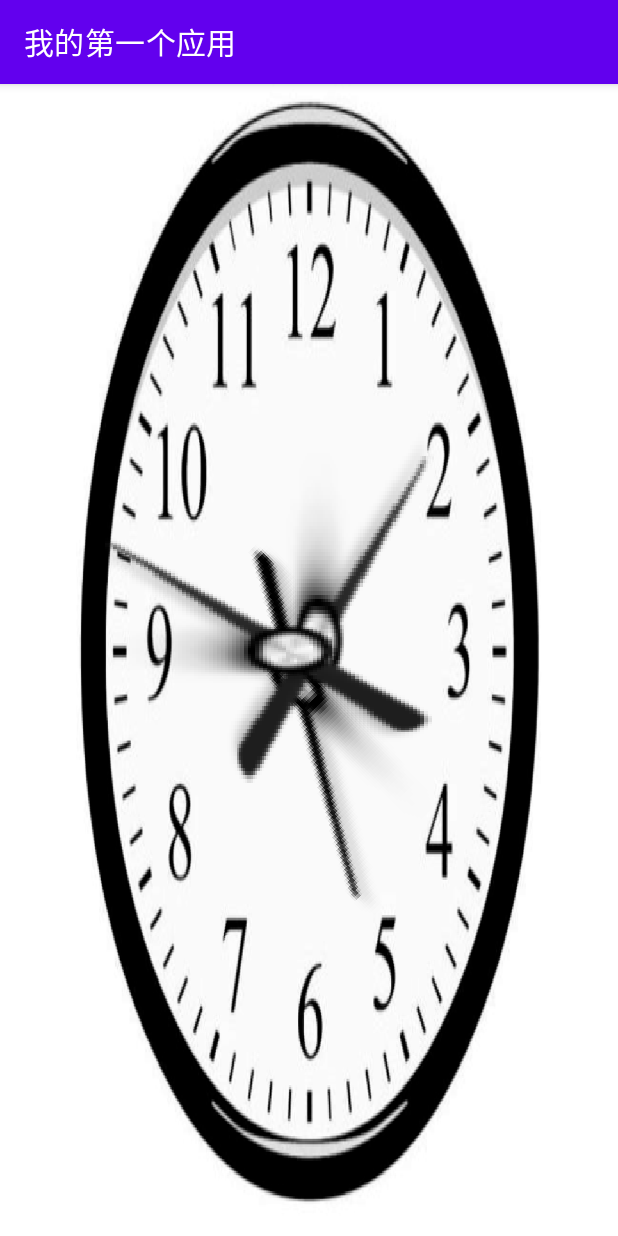
After one commit to ENE574/MyFirstApplication4, an Android app: the fragment ClockViewFragment shown on its own in the app's theme, on a phone screen of 412 x 824 dp. The commit adds this screen. Run offline under Robolectric (Android 15) with nearby library versions, the phone set to English and light mode, and no system bars.

Commit message:
11.16实验十二

```diff
--- /dev/null
+++ b/app/src/main/java/com/jnu/student/ClockViewFragment.java
@@ -0,0 +1,40 @@
+package com.jnu.student;
+
+import android.os.Bundle;
+
+import androidx.fragment.app.Fragment;
+
+import android.view.LayoutInflater;
+import android.view.View;
+import android.view.ViewGroup;
+
+/**
+ * A simple {@link Fragment} subclass.
+ * Use the {@link ClockViewFragment#newInstance} factory method to
+ * create an instance of this fragment.
+ */
+public class ClockViewFragment extends Fragment {
+    public ClockViewFragment() {
+        // Required empty public constructor
+    }
+
+    public static ClockViewFragment newInstance() {
+        ClockViewFragment fragment = new ClockViewFragment();
+        Bundle args = new Bundle();
+        fragment.setArguments(args);
+        return fragment;
+    }
+    @Override
+    public void onCreate(Bundle savedInstanceState) {
+        super.onCreate(savedInstanceState);
+        if (getArguments() != null) {
+        }
+    }
+
+    @Override
+    public View onCreateView(LayoutInflater inflater, ViewGroup container,
+                             Bundle savedInstanceState) {
+        // Inflate the layout for this fragment
+        return inflater.inflate(R.layout.fragment_clock_view, container, false);
+    }
+}
--- a/app/src/main/java/com/jnu/student/MainActivity.java
+++ b/app/src/main/java/com/jnu/student/MainActivity.java
@@ -25,12 +25,14 @@ public class MainActivity extends AppCompatActivity {
                     return  TecentMapFragment.newInstance();
                 case 2:
                     return BrowserFragment.newInstance();
+                case 3:
+                    return ClockViewFragment.newInstance();
             }
             return ShopItemFragment.newInstance();
         }
         @Override
         public int getItemCount() {
-            return 3;
+            return 4;
         }
     }
     @Override
@@ -56,6 +58,9 @@ public class MainActivity extends AppCompatActivity {
                     case 2:
                         tab.setText(R.string.tab_caption_3_browser);
                         break;
+                    case 3:
+                        tab.setText(R.string.tab_caption_4_clock);
+                        break;
                 }
             }
         });
--- /dev/null
+++ b/app/src/main/java/com/jnu/student/view/ClockView.java
@@ -0,0 +1,90 @@
+package com.jnu.student.view;
+
+import android.content.Context;
+import android.graphics.Bitmap;
+import android.graphics.BitmapFactory;
+import android.graphics.Canvas;
+import android.graphics.Color;
+import android.graphics.Paint;
+import android.graphics.RectF;
+import android.util.AttributeSet;
+import android.view.View;
+
+import androidx.annotation.Nullable;
+
+import com.jnu.student.R;
+
+import java.util.Calendar;
+import java.util.Timer;
+import java.util.TimerTask;
+public class ClockView extends View {
+    private Bitmap dialBitmap;
+    private Bitmap hourHandBitmap;
+    private Bitmap minuteHandBitmap;
+    private Bitmap secondHandBitmap;
+    private float hourRotation;
+    private float minuteRotation;
+    private float secondRotation;
+    public ClockView(Context context) {
+        super(context);
+        init();
+        startClockUpdate();
+    }
+
+    public ClockView(Context context, AttributeSet attrs) {
+        super(context, attrs);
+        init();
+        startClockUpdate();
+    }
+
+    private void init() {
+        dialBitmap = BitmapFactory.decodeResource(getResources(), R.drawable.clock);
+        hourHandBitmap = BitmapFactory.decodeResource(getResources(), R.drawable.custom_hour_hand);
+        minuteHandBitmap = BitmapFactory.decodeResource(getResources(), R.drawable.custom_minute_hand);
+        secondHandBitmap = BitmapFactory.decodeResource(getResources(), R.drawable.custom_second_hand);
+    }
+    private void startClockUpdate() {
+        Timer timer = new Timer();
+        timer.scheduleAtFixedRate(new TimerTask() {
+            @Override
+            public void run() {
+                postInvalidate(); // 通知 View 进行重绘
+                updateClockHands();
+            }
+        }, 0, 1000); // 每隔一秒更新一次
+    }
+    private void updateClockHands() {
+        Calendar calendar = Calendar.getInstance();
+        int hour = calendar.get(Calendar.HOUR);
+        int minute = calendar.get(Calendar.MINUTE);
+        int second = calendar.get(Calendar.SECOND);
+        // 计算时、分、秒针的旋转角度
+        hourRotation = (hour + minute / 60.0f) * 30.0f; // 每小时30度
+        minuteRotation = minute * 6.0f; // 每分钟6度
+        secondRotation = second * 6.0f; // 每秒6度
+    }
+    @Override
+    protected void onDraw(Canvas canvas) {
+        super.onDraw(canvas);
+        int width = getWidth();
+        int height = getHeight();
+        int radius = Math.min(width, height) / 2 - 20;
+        // 绘制表盘
+        canvas.drawBitmap(dialBitmap, null, new RectF(0, 0, width, height), null);
+        // 绘制时针
+        canvas.save();
+        canvas.rotate(hourRotation, width / 2, height / 2);
+        canvas.drawBitmap(hourHandBitmap, null, new RectF(0, 0, width, height), null);
+        canvas.restore();
+        // 绘制分针
+        canvas.save();
+        canvas.rotate(minuteRotation, width / 2, height / 2);
+        canvas.drawBitmap(minuteHandBitmap, null, new RectF(0, 0, width, height), null);
+        canvas.restore();
+        // 绘制秒针
+        canvas.save();
+        canvas.rotate(secondRotation, width / 2, height / 2);
+        canvas.drawBitmap(secondHandBitmap, null, new RectF(0, 0, width, height), null);
+        canvas.restore();
+    }
+}
--- /dev/null
+++ b/app/src/main/res/layout/fragment_clock_view.xml
@@ -0,0 +1,12 @@
+<?xml version="1.0" encoding="utf-8"?>
+<FrameLayout xmlns:android="http://schemas.android.com/apk/res/android"
+    xmlns:tools="http://schemas.android.com/tools"
+    android:layout_width="match_parent"
+    android:layout_height="match_parent"
+    tools:context=".ClockViewFragment">
+
+    <com.jnu.student.view.ClockView
+        android:layout_width="match_parent"
+        android:layout_height="match_parent" />
+
+</FrameLayout>
--- a/app/src/main/res/values/strings.xml
+++ b/app/src/main/res/values/strings.xml
@@ -11,8 +11,11 @@
     <string name="str_name">Name</string>
 
     <string name="tab_caption_1_item">Shopping Item</string>
+    <string name="tab_caption_2_map">Map</string>
     <string name="tab_caption_3_browser">Browser</string>
-    <string name="tab_caption_2_map">Map</string>
+
+    <string name="tab_caption_4_clock">Clock</string>
+
     <!-- TODO: Remove or change this placeholder text -->
     <string name="hello_blank_fragment">Hello blank fragment</string>
 
```
Also changed, not shown: app/src/main/res/drawable/clock.jpeg (added), app/src/main/res/drawable/custom_dial.png (added), app/src/main/res/drawable/custom_hour_hand.jpg (added), app/src/main/res/drawable/custom_minute_hand.jpg (added), app/src/main/res/drawable/custom_second_hand.jpg (added), app/src/main/res/drawable/pin.jpg (added), 1 other file.
